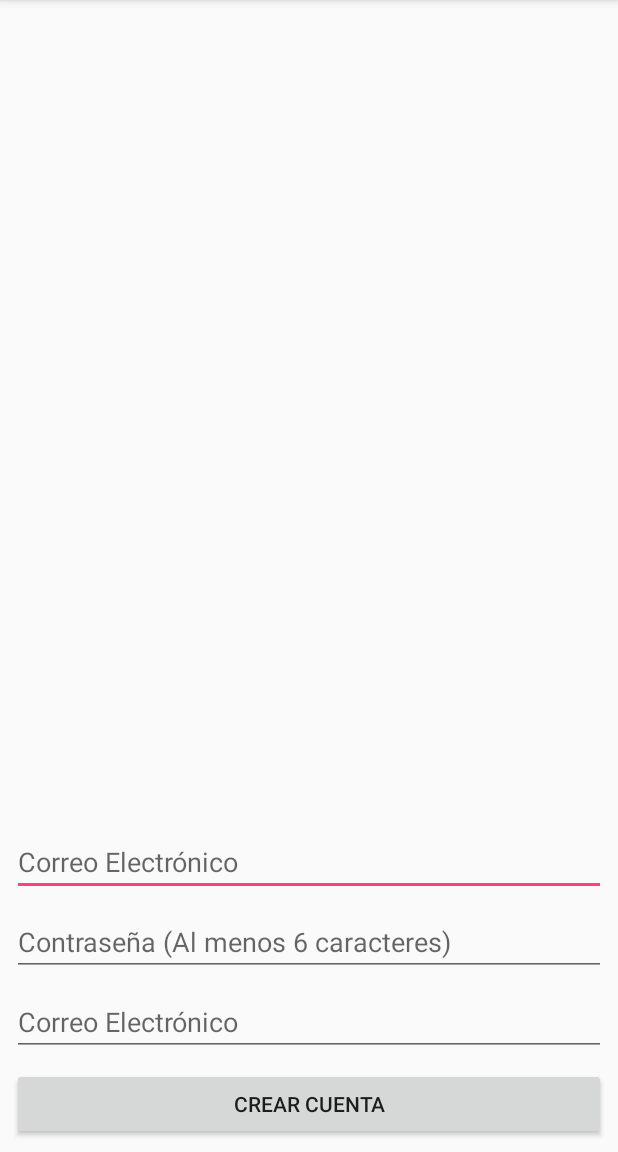
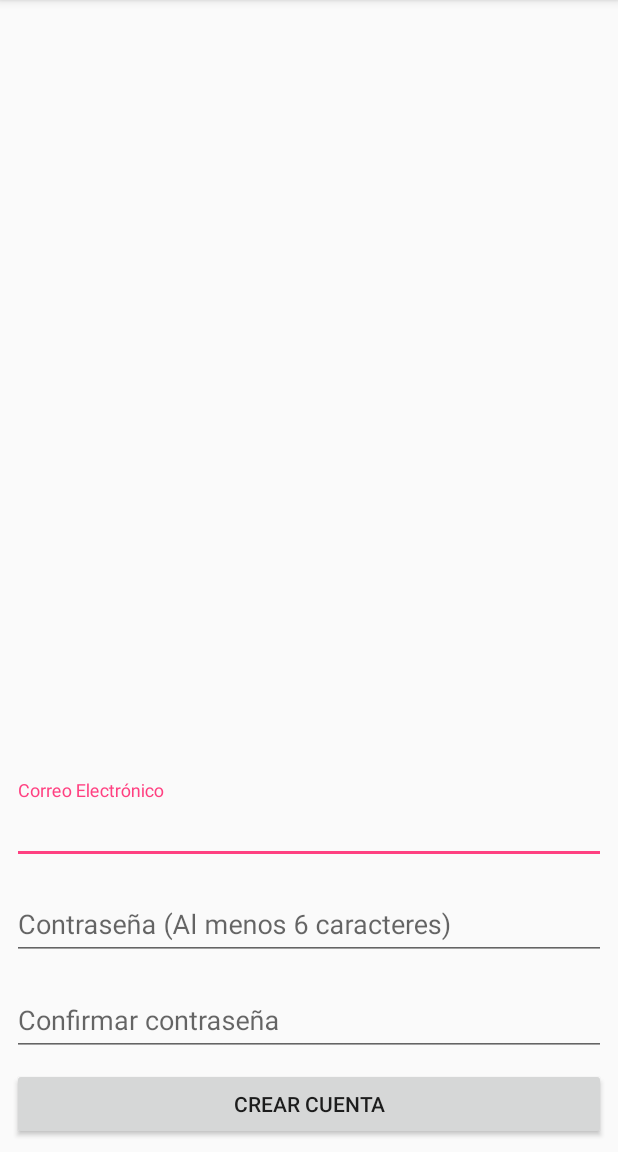
Before and after one commit to UNAMInnovationLab/AdoptaUnEstudiante, an Android app: the SignUpActivity screen opened directly, with no data from a screen before it, on a phone screen of 412 x 824 dp, the part 84-1236 px from its top. Run offline under Robolectric (Android 15) with nearby library versions, the phone set to English and light mode, and no system bars; our stand-ins replace Firebase (no records; nobody signed in at launch, a user with empty details on screens opened directly).

```diff
--- a/app/src/main/AndroidManifest.xml
+++ b/app/src/main/AndroidManifest.xml
@@ -1,6 +1,8 @@
 <?xml version="1.0" encoding="utf-8"?>
 <manifest xmlns:android="http://schemas.android.com/apk/res/android"
     package="com.lab.innovation.unam.adoptaunestudiante">
+
+    <uses-permission android:name="android.permission.INTERNET" />
 
     <application
         android:allowBackup="true"
--- a/app/src/main/java/com/lab/innovation/unam/adoptaunestudiante/Interactors/SignUpInteractorImpl.java
+++ b/app/src/main/java/com/lab/innovation/unam/adoptaunestudiante/Interactors/SignUpInteractorImpl.java
@@ -12,6 +12,7 @@ import com.google.firebase.database.FirebaseDatabase;
 import com.lab.innovation.unam.adoptaunestudiante.Interfaces.SignUpInteractor;
 import com.lab.innovation.unam.adoptaunestudiante.Interfaces.SignUpPresenter;
 import com.lab.innovation.unam.adoptaunestudiante.Model.User;
+import com.lab.innovation.unam.adoptaunestudiante.Model.Util;
 
 public class SignUpInteractorImpl implements SignUpInteractor {
 
@@ -38,6 +39,11 @@ public class SignUpInteractorImpl implements SignUpInteractor {
                         }
                     });
                 }else
+                    if (!Util.isNetworkConnectionAvailable()) {
+                        presenter.catchDatabaseError(CONNECTION_ERROR);
+                        return;
+                    }
+
                     try{
                         throw task.getException();
                     }catch(FirebaseAuthInvalidCredentialsException e) {
--- a/app/src/main/java/com/lab/innovation/unam/adoptaunestudiante/Interfaces/SignUpView.java
+++ b/app/src/main/java/com/lab/innovation/unam/adoptaunestudiante/Interfaces/SignUpView.java
@@ -2,7 +2,12 @@ package com.lab.innovation.unam.adoptaunestudiante.Interfaces;
 
 public interface SignUpView {
 
+    int EMAIL=0;
+    int PASSWORD=1;
+    int CONFIRM_PASSWORD=2;
+
     void showError(String msj);
+    void showInputError(int editText, String msj);
     void showInformation(String msj);
     void showProgressBar();
     void hideProgressBar();
--- a/app/src/main/java/com/lab/innovation/unam/adoptaunestudiante/Views/Activities/SignUpActivity.java
+++ b/app/src/main/java/com/lab/innovation/unam/adoptaunestudiante/Views/Activities/SignUpActivity.java
@@ -1,11 +1,13 @@
 package com.lab.innovation.unam.adoptaunestudiante.Views.Activities;
 
 import android.content.Intent;
+import android.graphics.Color;
 import android.support.design.widget.Snackbar;
 import android.support.design.widget.TextInputEditText;
 import android.support.v7.app.AppCompatActivity;
 import android.os.Bundle;
 import android.view.View;
+import android.widget.EditText;
 import android.widget.ProgressBar;
 
 import com.lab.innovation.unam.adoptaunestudiante.Interfaces.SignUpPresenter;
@@ -19,7 +21,7 @@ public class SignUpActivity extends AppCompatActivity implements SignUpView {
     // Root Layout
     private View v;
     private ProgressBar progressBar;
-    private TextInputEditText etEmail, etPassword, etConfirmPassword;
+    private EditText etEmail, etPassword, etConfirmPassword;
 
     @Override
     protected void onCreate(Bundle savedInstanceState) {
@@ -30,9 +32,9 @@ public class SignUpActivity extends AppCompatActivity implements SignUpView {
 
         v = findViewById(R.id.sign_up_layout);
         progressBar = (ProgressBar) findViewById(R.id.sign_up_progressbar);
-        etEmail = (TextInputEditText) findViewById(R.id.sign_up_tiet_email);
-        etPassword = (TextInputEditText) findViewById(R.id.sign_up_tiet_password);
-        etConfirmPassword = (TextInputEditText) findViewById(R.id.sign_up_tiet_confirm_password);
+        etEmail = (EditText) findViewById(R.id.sign_up_et_email);
+        etPassword = (EditText) findViewById(R.id.sign_up_et_password);
+        etConfirmPassword = (EditText) findViewById(R.id.sign_up_et_confirm_password);
 
         findViewById(R.id.sign_up_btn_enter).setOnClickListener(new View.OnClickListener() {
             @Override
@@ -48,8 +50,23 @@ public class SignUpActivity extends AppCompatActivity implements SignUpView {
 
     @Override
     public void showError(String msj) {
-        // Falta cambiar a color rojo
-        Snackbar.make(v, msj, Snackbar.LENGTH_SHORT).show();
+        Snackbar snackbar = Snackbar.make(v, msj, Snackbar.LENGTH_SHORT);
+        snackbar.getView().setBackgroundColor(Color.parseColor("#cc5959"));
+        snackbar.show();
+    }
+
+    @Override
+    public void showInputError(int editText, String msj) {
+        if (editText == EMAIL) {
+            etEmail.setError(msj);
+            etEmail.requestFocus();
+        } else if (editText == PASSWORD){
+            etPassword.setError(msj);
+            etPassword.requestFocus();
+        } else if (editText == CONFIRM_PASSWORD){
+            etConfirmPassword.setError(msj);
+            etConfirmPassword.requestFocus();
+        }
     }
 
     @Override
--- a/app/src/main/res/layout/activity_main.xml
+++ b/app/src/main/res/layout/activity_main.xml
@@ -6,4 +6,9 @@
     android:layout_height="match_parent"
     tools:context="com.lab.innovation.unam.adoptaunestudiante.Views.Activities.MainActivity">
 
+    <Button
+        android:layout_width="match_parent"
+        android:layout_height="wrap_content"
+        android:onClick="cerrar_sesion"/>
+
 </android.support.constraint.ConstraintLayout>
--- a/app/src/main/res/layout/activity_sign_up.xml
+++ b/app/src/main/res/layout/activity_sign_up.xml
@@ -8,44 +8,67 @@
     android:layout_height="match_parent"
     tools:context="com.lab.innovation.unam.adoptaunestudiante.Views.Activities.SignUpActivity">
 
-    <android.support.design.widget.TextInputEditText
-        android:id="@+id/sign_up_tiet_email"
+    <android.support.design.widget.TextInputLayout
         android:layout_width="0dp"
         android:layout_height="wrap_content"
-        android:hint="@string/email"
         android:layout_marginRight="8dp"
         app:layout_constraintRight_toRightOf="parent"
         android:layout_marginLeft="8dp"
         app:layout_constraintLeft_toLeftOf="parent"
         app:layout_constraintHorizontal_bias="0.0"
         android:layout_marginBottom="8dp"
-        app:layout_constraintBottom_toTopOf="@+id/sign_up_tiet_password" />
+        app:layout_constraintBottom_toTopOf="@+id/textInputLayout">
 
-    <android.support.design.widget.TextInputEditText
-        android:id="@+id/sign_up_tiet_password"
+        <EditText
+            android:id="@+id/sign_up_et_email"
+            android:layout_width="match_parent"
+            android:layout_height="wrap_content"
+            android:hint="@string/email"
+            android:inputType="textEmailAddress" />
+
+    </android.support.design.widget.TextInputLayout>
+
+    <android.support.design.widget.TextInputLayout
         android:layout_width="0dp"
         android:layout_height="wrap_content"
-        android:hint="@string/password_seis_caracteres"
+        android:layout_marginRight="8dp"
+        app:layout_constraintRight_toRightOf="parent"
+        android:layout_marginLeft="8dp"
+        app:layout_constraintLeft_toLeftOf="parent"
+        app:layout_constraintHorizontal_bias="0.0"
+        android:id="@+id/textInputLayout"
+        android:layout_marginBottom="8dp"
+        app:layout_constraintBottom_toTopOf="@+id/textInputLayout2">
+
+        <EditText
+            android:id="@+id/sign_up_et_password"
+            android:layout_width="match_parent"
+            android:layout_height="wrap_content"
+            android:hint="@string/password_seis_caracteres"
+            android:inputType="textPassword" />
+
+    </android.support.design.widget.TextInputLayout>
+
+    <android.support.design.widget.TextInputLayout
+        android:layout_width="0dp"
+        android:layout_height="wrap_content"
         android:layout_marginRight="8dp"
         app:layout_constraintRight_toRightOf="parent"
         android:layout_marginLeft="8dp"
         app:layout_constraintLeft_toLeftOf="parent"
         app:layout_constraintHorizontal_bias="0.0"
         android:layout_marginBottom="8dp"
-        app:layout_constraintBottom_toTopOf="@+id/sign_up_tiet_confirm_password" />
+        app:layout_constraintBottom_toTopOf="@+id/sign_up_btn_enter"
+        android:id="@+id/textInputLayout2">
 
-    <android.support.design.widget.TextInputEditText
-        android:id="@+id/sign_up_tiet_confirm_password"
-        android:layout_width="0dp"
-        android:layout_height="wrap_content"
-        android:hint="@string/email"
-        android:layout_marginRight="8dp"
-        app:layout_constraintRight_toRightOf="parent"
-        android:layout_marginLeft="8dp"
-        app:layout_constraintLeft_toLeftOf="parent"
-        app:layout_constraintHorizontal_bias="0.0"
-        android:layout_marginBottom="8dp"
-        app:layout_constraintBottom_toTopOf="@+id/sign_up_btn_enter" />
+        <EditText
+            android:id="@+id/sign_up_et_confirm_password"
+            android:layout_width="match_parent"
+            android:layout_height="wrap_content"
+            android:hint="@string/confirm_password"
+            android:inputType="textPassword" />
+
+    </android.support.design.widget.TextInputLayout>
 
     <Button
         android:id="@+id/sign_up_btn_enter"
@@ -64,14 +87,9 @@
         android:layout_width="wrap_content"
         android:layout_height="wrap_content"
         android:visibility="gone"
-        android:layout_marginRight="8dp"
         app:layout_constraintRight_toRightOf="parent"
-        android:layout_marginLeft="8dp"
         app:layout_constraintLeft_toLeftOf="parent"
         app:layout_constraintBottom_toBottomOf="parent"
-        android:layout_marginBottom="8dp"
-        app:layout_constraintTop_toTopOf="parent"
-        android:layout_marginTop="8dp" />
-
+        app:layout_constraintTop_toTopOf="parent" />
 
 </android.support.constraint.ConstraintLayout>
--- a/app/src/main/res/values/strings.xml
+++ b/app/src/main/res/values/strings.xml
@@ -5,4 +5,5 @@
     <string name="email">Correo Electrónico</string>
     <string name="password">Contraseña</string>
     <string name="password_seis_caracteres">Contraseña (Al menos 6 caracteres)</string>
+    <string name="confirm_password">Confirmar contraseña</string>
 </resources>
```
Also changed, not shown: app/src/main/java/com/lab/innovation/unam/adoptaunestudiante/Model/Util.java (added, +16 -0 lines), app/src/main/java/com/lab/innovation/unam/adoptaunestudiante/Presenters/SignUpPresenterImpl.java (+18 -21 lines), app/src/main/java/com/lab/innovation/unam/adoptaunestudiante/Views/Activities/MainActivity.java (+9 -0 lines).
